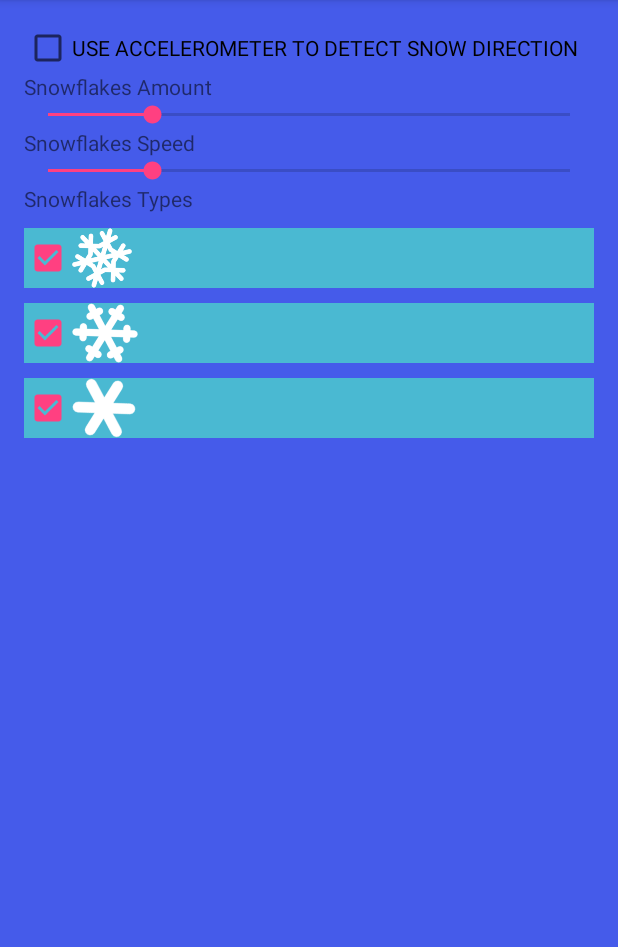
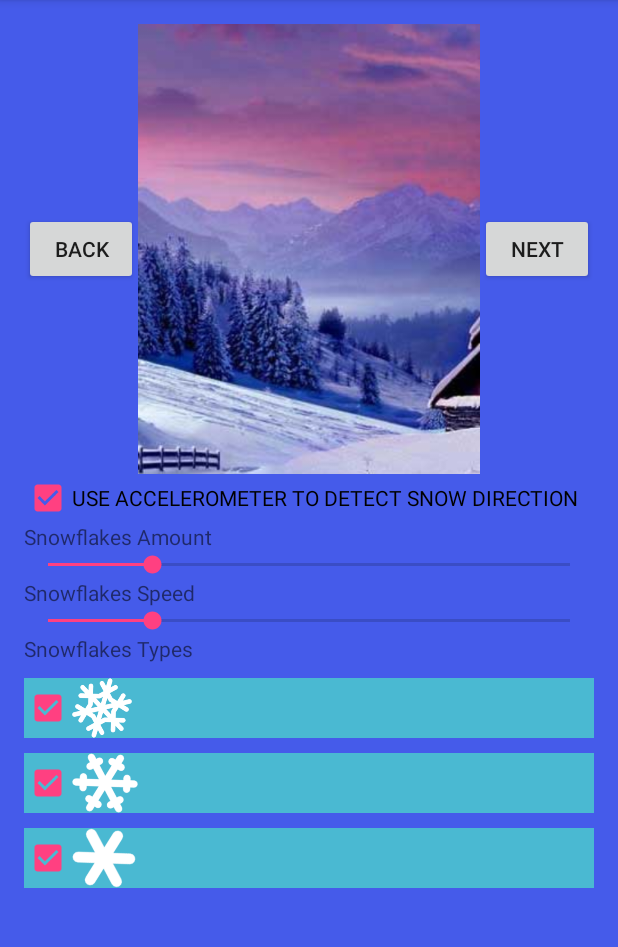
Before and after one commit to Hoymm/SnowingEffect, an Android app: the SetWallpaperActivity screen opened directly, with no data from a screen before it, after a tap on "SETTINGS...", on a phone screen of 412 x 824 dp, the part 84-1031 px from its top. Run offline under Robolectric (Android 15) with nearby library versions, the light colour scheme and no system bars.

Commit message:
wallpaper choose feature add

```diff
--- a/app/src/main/java/com/hoymm/damianmuca/snowingeffect/SetWallpaperActivity.java
+++ b/app/src/main/java/com/hoymm/damianmuca/snowingeffect/SetWallpaperActivity.java
@@ -32,15 +32,14 @@
     @Override
     protected void onResume() {
         // read SharedPreferences, and refresh ImageView
-        readSPandRefreshIV();
+        readSPAndRefreshIV();
         super.onResume();
     }
 
-    private void readSPandRefreshIV() {
+    private void readSPAndRefreshIV() {
         sharedPref = PreferenceManager.getDefaultSharedPreferences(this);
-        wallpaper_drawable_id = getResources().getIdentifier("wallpaper_"+
-                sharedPref.getInt(getResources().getString(R.string.SP_current_wallpaper_index), 0)
-                , "drawable", getPackageName());
+        int index = sharedPref.getInt(getResources().getString(R.string.SP_current_wallpaper_index), 0);
+        wallpaper_drawable_id = getResources().getIdentifier("wallpaper_"+ index, "raw", getPackageName());
 
 
         currentWallpaperIV = (ImageView) findViewById(R.id.my_cur_wallpaper_iv_id);
@@ -58,21 +57,14 @@
     }
 
     private void setWallpaper() {
-
-        WallpaperManager wallpaperManager = WallpaperManager.getInstance(this);
-        wallpaperManager.setWallpaperOffsetSteps(1, 1);
-
-        Display display = getWindowManager().getDefaultDisplay();
-        Point size = new Point();
-        display.getSize(size);
-        wallpaperManager.suggestDesiredDimensions(size.x, size.y);
-
-
-        Drawable drawable = getResources().getDrawable(wallpaper_drawable_id);
-        Bitmap bitmap = ((BitmapDrawable) drawable).getBitmap();
+        // TODO Auto-generated method stub
+        WallpaperManager myWallpaperManager
+                = WallpaperManager.getInstance(getApplicationContext());
         try {
-            wallpaperManager.setBitmap(bitmap);
+            myWallpaperManager.setResource(wallpaper_drawable_id);
+            //myWallpaperManager.setWallpaperOffsetSteps(1, 1);
         } catch (IOException e) {
+            // TODO Auto-generated catch block
             Toast.makeText(this, "Error when loading wallpaper", Toast.LENGTH_SHORT).show();
             e.printStackTrace();
         }
--- a/app/src/main/java/com/hoymm/damianmuca/snowingeffect/SettingsActivity.java
+++ b/app/src/main/java/com/hoymm/damianmuca/snowingeffect/SettingsActivity.java
@@ -2,17 +2,25 @@
 
 import android.content.Intent;
 import android.content.SharedPreferences;
+import android.content.res.Resources;
 import android.graphics.Point;
 import android.preference.PreferenceManager;
+import android.support.v4.content.ContextCompat;
 import android.support.v7.app.AppCompatActivity;
 import android.os.Bundle;
 import android.view.Display;
 import android.view.View;
 import android.widget.CheckBox;
+import android.widget.ImageView;
 import android.widget.LinearLayout;
 import android.widget.SeekBar;
 
 public class SettingsActivity extends AppCompatActivity {
+    // WALLPAPER feature objects
+    ImageView wallpaper_iv;
+    int currentWallpaperIndex, wallpapersAmount;
+
+    // OTHERS objects
     boolean useAccelerometerToDetect, snowflakeType1, snowflakeType2, snowflakeType3;
     CheckBox useAccelerometerToDetect_CB, snowflakeType1_CB, snowflakeType2_CB, snowflakeType3_CB;
 
@@ -25,11 +33,42 @@
     protected void onCreate(Bundle savedInstanceState) {
         super.onCreate(savedInstanceState);
         setContentView(R.layout.activity_settings);
+
         // Load settings from SharedPreferences, and set proper view over layout
         readSP();
+        disableOrEnableWallpaperChoosing();
         initObjects();
         setReadedValuesFromSPToLayout();
     }
+
+    private void disableOrEnableWallpaperChoosing() {
+        Intent intent = getIntent();
+        String ifEnableWallpaperChoosing = intent.getStringExtra(getString(R.string.EK_show_wallpaper_changing));
+
+        // yes, enable changing wallpaper feature in settings
+        if (ifEnableWallpaperChoosing.equals("yes")){
+            initializateObjectsForWallpaperChoosingFeature();
+        }
+        // no, disable changing wallpaper feature in settings (HIDE IT)
+        else{
+            LinearLayout wallpaper_LL = (LinearLayout) findViewById(R.id.wallpaper_choosing_panel_id);
+            wallpaper_LL.setVisibility(View.GONE);
+        }
+
+    }
+
+    private void initializateObjectsForWallpaperChoosingFeature() {
+        wallpapersAmount = 0;
+        while(getResources().getIdentifier("wallpaper_"+wallpapersAmount, "raw", getPackageName())!=0)
+            wallpapersAmount++;
+
+        currentWallpaperIndex = sharedPref.getInt(getResources().getString(R.string.SP_current_wallpaper_index), 0);
+        wallpaper_iv = (ImageView) findViewById(R.id.wallpaper_choosing_panel_iv_id);
+        int wallpaper_raw_id = getResources().getIdentifier
+                ("wallpaper_"+ currentWallpaperIndex, "raw", getPackageName());
+        wallpaper_iv.setImageResource(wallpaper_raw_id);
+    }
+
 
     private void setReadedValuesFromSPToLayout() {
         useAccelerometerToDetect_CB.setChecked(useAccelerometerToDetect);
@@ -150,4 +189,27 @@
         editor.putInt(getString(R.string.SP_snowflakes_speed), snowflakesSpeed);
         editor.apply();
     }
+
+    public void nextWallpaperClicked(View view) {
+        changeDisplayingWallpaperOfIndex(1);
+    }
+
+    public void previousWallpaperClicked(View view) {
+        changeDisplayingWallpaperOfIndex(-1);
+    }
+
+
+    private void changeDisplayingWallpaperOfIndex(int indexToChange) {
+        currentWallpaperIndex = ((currentWallpaperIndex+indexToChange)%wallpapersAmount);
+
+        // below is some mistake (-1)%2 should be 1, and program calculate it as -1, so we must handle it manually
+        currentWallpaperIndex = currentWallpaperIndex < 0 ? wallpapersAmount-1 : currentWallpaperIndex;
+
+        SharedPreferences.Editor editor = sharedPref.edit();
+        editor.putInt(getString(R.string.SP_current_wallpaper_index), currentWallpaperIndex);
+        editor.apply();
+        int wallpaper_raw_id = getResources().getIdentifier
+                ("wallpaper_"+ currentWallpaperIndex, "raw", getPackageName());
+        wallpaper_iv.setImageResource(wallpaper_raw_id);
+    }
 }
--- a/app/src/main/res/layout/activity_settings.xml
+++ b/app/src/main/res/layout/activity_settings.xml
@@ -17,12 +17,36 @@
     tools:context="com.hoymm.damianmuca.snowingeffect.SettingsActivity"
     android:background="@color/backgroundColor"
     >
-        <!-- Wallpapaer choosing -->
         <LinearLayout
-            android:layout_width="wrap_content"
-            android:layout_height="match_parent">
-
-
+            android:layout_width="match_parent"
+            android:layout_height="300dp"
+            android:orientation="horizontal"
+            android:weightSum="100"
+            android:gravity="center"
+            android:id="@+id/wallpaper_choosing_panel_id"
+            >
+            <Button
+                android:layout_width="0dp"
+                android:layout_height="wrap_content"
+                android:layout_weight="20"
+                android:text="@string/back"
+                android:onClick="nextWallpaperClicked"
+                />
+            <ImageView
+                android:layout_width="0dp"
+                android:layout_weight="60"
+                android:layout_height="match_parent"
+                android:scaleType="centerCrop"
+                android:src="@raw/wallpaper_0"
+                android:id="@+id/wallpaper_choosing_panel_iv_id"
+                />
+            <Button
+                android:layout_width="0dp"
+                android:layout_height="wrap_content"
+                android:layout_weight="20"
+                android:text="@string/next"
+                android:onClick="previousWallpaperClicked"
+                />
         </LinearLayout>
 
 
--- a/app/src/main/res/values/strings.xml
+++ b/app/src/main/res/values/strings.xml
@@ -8,4 +8,6 @@
     <string name="snowflakes_types">Snowflakes Types</string>
     <string name="set_wallpaper">Set Wallpaper</string>
     <string name="settings_dotdotdot">Settings...</string>
+    <string name="next">Next</string>
+    <string name="back">Back</string>
 </resources>
```
Also changed, not shown: app/src/main/java/com/hoymm/damianmuca/snowingeffect/MainActivity.java (+0 -7 lines), app/src/main/res/raw/wallpaper_0.jpg (renamed from app/src/main/res/drawable/wallpaper_0.jpg), app/src/main/res/raw/wallpaper_1.jpg (renamed from app/src/main/res/drawable/wallpaper_1.jpg).
